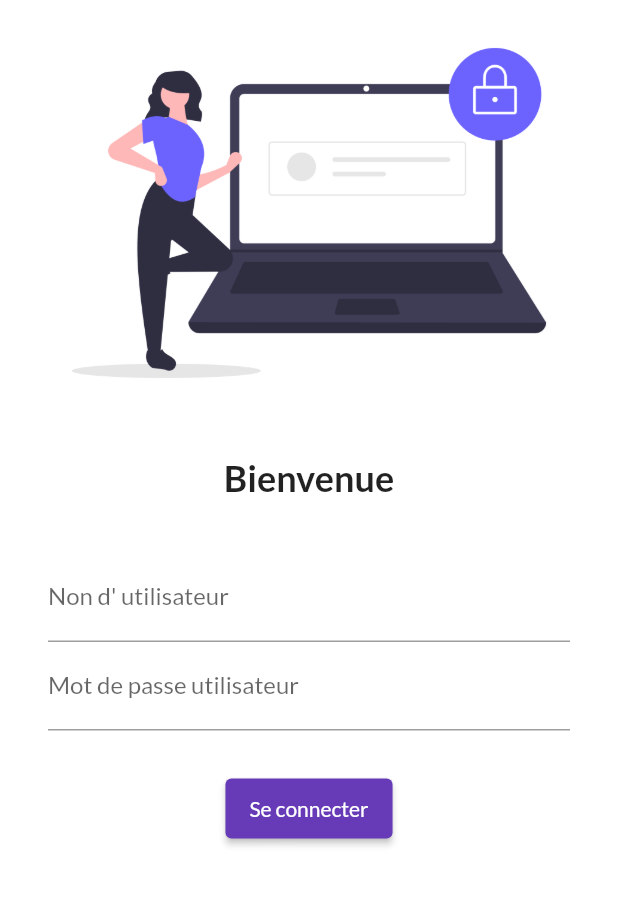
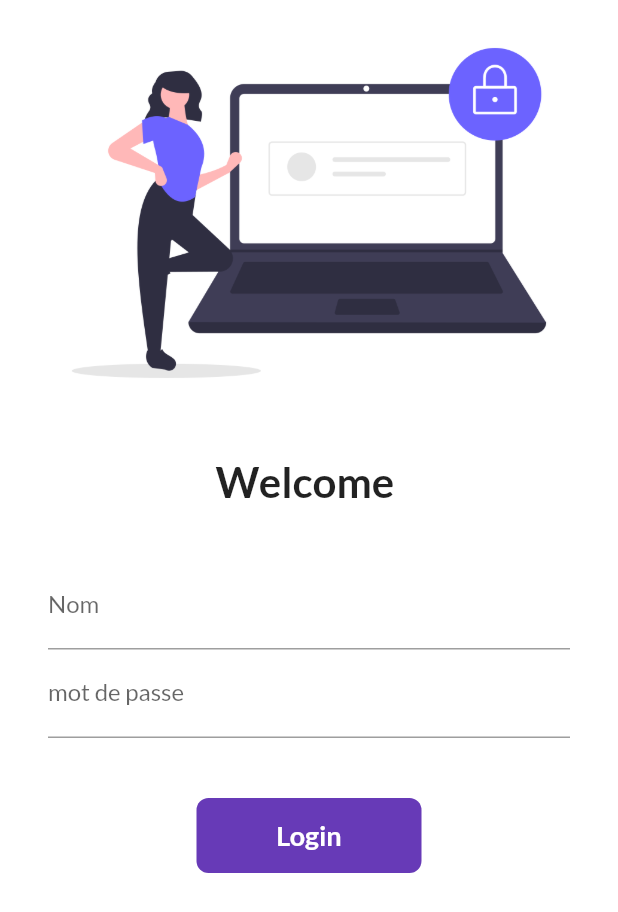
Before and after one commit to Jzoumana/FlutterProject_01, a Flutter app: the screen it shows after launch, on a phone screen of 412 x 824 dp. Shown: the top 912 px of the screen. Run offline on Flutter 3.47's test engine with Material 2 defaults, Android fonts, the phone set to English and light mode, and no system bars; our stand-ins replace google_fonts.

Commit message:
etape 6 a ete enregistré

```diff
--- a/lib/pages/login_page.dart
+++ b/lib/pages/login_page.dart
@@ -1,7 +1,15 @@
 import 'package:flutter/material.dart';
 import 'package:flutter_catalog/pages/utils/routes.dart';
 
-class LoginPage extends StatelessWidget {
+class LoginPage extends StatefulWidget {
+  @override
+  _LoginPageState createState() => _LoginPageState();
+}
+
+class _LoginPageState extends State<LoginPage> {
+  String nom = "";
+  bool changeButton = false;
+
   @override
   Widget build(BuildContext context) {
     return Material(
@@ -17,9 +25,9 @@ class LoginPage extends StatelessWidget {
                 height: 20.0,
               ),
               Text(
-              "Bienvenue",
+                "Welcome $nom",
                 style: TextStyle(
-                fontSize: 24,
+                  fontSize: 28,
                   fontWeight: FontWeight.bold,
                 ),
               ),
@@ -27,38 +35,76 @@ class LoginPage extends StatelessWidget {
                 height: 20.0,
               ),
               Padding(
-              padding:
-                  const EdgeInsets.symmetric(vertical: 16.0, horizontal: 32.0),
+                padding: const EdgeInsets.symmetric(
+                    vertical: 16.0, horizontal: 32.0),
                 child: Column(
                   children: [
                     TextFormField(
                       decoration: InputDecoration(
-                        hintText: "Entrer le nom d' utilisateur",
-                        labelText: "Non d' utilisateur"),
+                        hintText: "Entrer votre nom",
+                        labelText: "Nom",
+                      ),
+                      onChanged: (value) {
+                        nom = value;
+                        setState(() {});
+                      },
                     ),
                     TextFormField(
                       obscureText: true,
                       decoration: InputDecoration(
-                      hintText: "Entrer le mot de passe utilisateur",
-                      labelText: "Mot de passe utilisateur",
+                        hintText: "Entrer votre mot de passe",
+                        labelText: "mot de passe",
                       ),
                     ),
                     SizedBox(
-                    height: 28.0,
+                      height: 40.0,
                     ),
-                  ElevatedButton(
-                    child: Text("Se connecter"),
-                    style: TextButton.styleFrom(minimumSize: Size(100, 40)),
-                    onPressed: () {
+
+                    InkWell(
+                      onTap: () async {
+                        setState(() {
+                          changeButton = true;
+                        });
+                        await Future.delayed(Duration(seconds: 1));
                         Navigator.pushNamed(context, MyRoutes.homeRoute);
                       },
+                      child: AnimatedContainer(
+                        duration: Duration(seconds: 1),
+                        width: changeButton ? 50 : 150,
+                        height: 50,
+                        alignment: Alignment.center,
+                        child: changeButton
+                            ? Icon(
+                                Icons.done,
+                                color: Colors.white,
+                              )
+                            : Text(
+                                "Login",
+                                style: TextStyle(
+                                    color: Colors.white,
+                                    fontWeight: FontWeight.bold,
+                                    fontSize: 18),
                               ),
+                        decoration: BoxDecoration(
+                          color: Colors.deepPurple,
+                          borderRadius:
+                              BorderRadius.circular(changeButton ? 50 : 8),
+                        ),
+                      ),
+                    ),
+
+                    // ElevatedButton(
+                    //   child: Text("Login"),
+                    //   style: TextButton.styleFrom(minimumSize: Size(150, 40)),
+                    //   onPressed: () {
+                    //     Navigator.pushNamed(context, MyRoutes.homeRoute);
+                    //   },
+                    // )
                   ],
                 ),
-            ),
+              )
             ],
           ),
-      ),
-    );
+        ));
   }
 }
```
Lines whose indentation alone changed are shown as unchanged.
